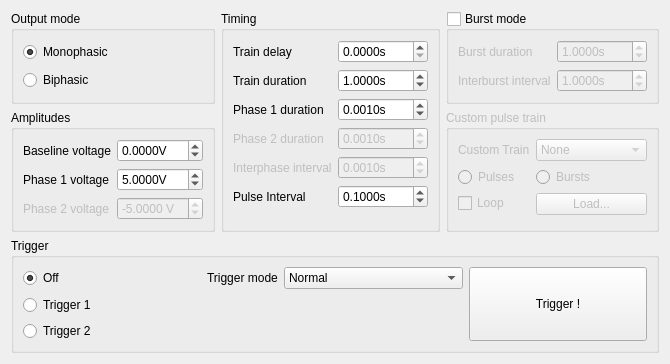
Old version of the form GUI/channelwidget.ui in the repository MarinManuel/PulsePalGUI.
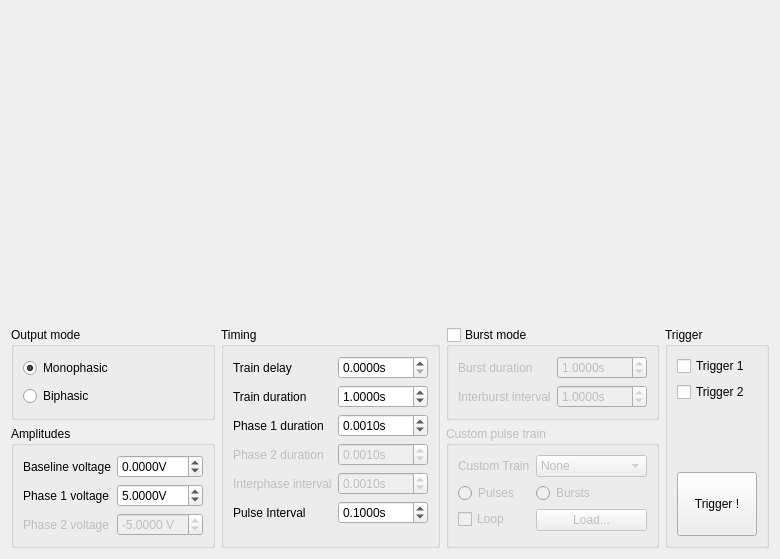
New version of the form. Icons and pictures are not drawn. Custom widgets are drawn as their Qt base class.

Diff of the .ui file:
```diff
--- a/GUI/channelwidget.ui
+++ b/GUI/channelwidget.ui
@@ -6,15 +6,15 @@
    <rect>
     <x>0</x>
     <y>0</y>
-    <width>596</width>
-    <height>323</height>
+    <width>697</width>
+    <height>524</height>
    </rect>
   </property>
   <property name="windowTitle">
    <string>Form</string>
   </property>
   <layout class="QGridLayout" name="gridLayout">
-   <item row="0" column="1" rowspan="2">
+   <item row="1" column="1" rowspan="2">
     <widget class="QGroupBox" name="groupBox_3">
      <property name="title">
       <string>Timing</string>
@@ -203,7 +203,7 @@
      </layout>
     </widget>
    </item>
-   <item row="0" column="2">
+   <item row="1" column="2">
     <widget class="QGroupBox" name="burstModeGroupBox">
      <property name="title">
       <string>Burst mode</string>
@@ -270,45 +270,13 @@
      </layout>
     </widget>
    </item>
-   <item row="3" column="0" colspan="3">
+   <item row="1" column="3" rowspan="2">
     <widget class="QGroupBox" name="groupBox_5">
      <property name="title">
       <string>Trigger</string>
      </property>
-     <layout class="QGridLayout" name="gridLayout_2" columnstretch="1,0,1,1">
-      <item row="0" column="1">
-       <widget class="QLabel" name="label_12">
-        <property name="text">
-         <string>Trigger mode</string>
-        </property>
-       </widget>
-      </item>
-      <item row="0" column="2">
-       <widget class="QComboBox" name="triggerModeComboBox">
-        <property name="currentText">
-         <string>Normal</string>
-        </property>
-        <property name="maxVisibleItems">
-         <number>3</number>
-        </property>
-        <item>
-         <property name="text">
-          <string>Normal</string>
-         </property>
-        </item>
-        <item>
-         <property name="text">
-          <string>Toggle</string>
-         </property>
-        </item>
-        <item>
-         <property name="text">
-          <string>Gated</string>
-         </property>
-        </item>
-       </widget>
-      </item>
-      <item row="0" column="3" rowspan="3">
+     <layout class="QGridLayout" name="gridLayout_2" columnstretch="1,0">
+      <item row="3" column="0">
        <widget class="QPushButton" name="softTriggerPushButton">
         <property name="sizePolicy">
          <sizepolicy hsizetype="Minimum" vsizetype="Expanding">
@@ -326,8 +294,8 @@
         </property>
        </widget>
       </item>
-      <item row="2" column="0">
-       <widget class="QRadioButton" name="trigger2RadioButton">
+      <item row="1" column="0">
+       <widget class="QCheckBox" name="trigger2CheckBox">
         <property name="text">
          <string>Trigger 2</string>
         </property>
@@ -336,8 +304,8 @@
         </attribute>
        </widget>
       </item>
-      <item row="1" column="0">
-       <widget class="QRadioButton" name="trigger1RadioButton">
+      <item row="0" column="0">
+       <widget class="QCheckBox" name="trigger1CheckBox">
         <property name="text">
          <string>Trigger 1</string>
         </property>
@@ -346,23 +314,23 @@
         </attribute>
        </widget>
       </item>
-      <item row="0" column="0">
-       <widget class="QRadioButton" name="triggerOffRadioButton">
-        <property name="text">
-         <string>Off</string>
+      <item row="2" column="0">
+       <spacer name="verticalSpacer">
+        <property name="orientation">
+         <enum>Qt::Vertical</enum>
         </property>
-        <property name="checked">
-         <bool>true</bool>
+        <property name="sizeHint" stdset="0">
+         <size>
+          <width>20</width>
+          <height>40</height>
+         </size>
         </property>
-        <attribute name="buttonGroup">
-         <string notr="true">triggerSourceButtonGroup</string>
-        </attribute>
-       </widget>
+       </spacer>
       </item>
      </layout>
     </widget>
    </item>
-   <item row="1" column="0">
+   <item row="2" column="0">
     <widget class="QGroupBox" name="amplitudesGroupBox">
      <property name="title">
       <string>Amplitudes</string>
@@ -467,39 +435,7 @@
      </layout>
     </widget>
    </item>
-   <item row="0" column="0">
-    <widget class="QGroupBox" name="outputModeGroupBox">
-     <property name="title">
-      <string>Output mode</string>
-     </property>
-     <layout class="QVBoxLayout" name="verticalLayout">
-      <item>
-       <widget class="QRadioButton" name="outputModeMonophasicRadioButton">
-        <property name="text">
-         <string>Monophasic</string>
-        </property>
-        <property name="checked">
-         <bool>true</bool>
-        </property>
-        <attribute name="buttonGroup">
-         <string notr="true">outputModeButtonGroup</string>
-        </attribute>
-       </widget>
-      </item>
-      <item>
-       <widget class="QRadioButton" name="outputModeBiphasicRadioButton">
-        <property name="text">
-         <string>Biphasic</string>
-        </property>
-        <attribute name="buttonGroup">
-         <string notr="true">outputModeButtonGroup</string>
-        </attribute>
-       </widget>
-      </item>
-     </layout>
-    </widget>
-   </item>
-   <item row="1" column="2">
+   <item row="2" column="2">
     <widget class="QGroupBox" name="customTrainGroupBox">
      <property name="enabled">
       <bool>false</bool>
@@ -580,6 +516,66 @@
      </layout>
     </widget>
    </item>
+   <item row="1" column="0">
+    <widget class="QGroupBox" name="outputModeGroupBox">
+     <property name="title">
+      <string>Output mode</string>
+     </property>
+     <layout class="QVBoxLayout" name="verticalLayout">
+      <item>
+       <widget class="QRadioButton" name="outputModeMonophasicRadioButton">
+        <property name="text">
+         <string>Monophasic</string>
+        </property>
+        <property name="checked">
+         <bool>true</bool>
+        </property>
+        <attribute name="buttonGroup">
+         <string notr="true">outputModeButtonGroup</string>
+        </attribute>
+       </widget>
+      </item>
+      <item>
+       <widget class="QRadioButton" name="outputModeBiphasicRadioButton">
+        <property name="text">
+         <string>Biphasic</string>
+        </property>
+        <attribute name="buttonGroup">
+         <string notr="true">outputModeButtonGroup</string>
+        </attribute>
+       </widget>
+      </item>
+     </layout>
+    </widget>
+   </item>
+   <item row="0" column="0" colspan="4">
+    <widget class="QLabel" name="schemaLabel">
+     <property name="sizePolicy">
+      <sizepolicy hsizetype="Fixed" vsizetype="Fixed">
+       <horstretch>0</horstretch>
+       <verstretch>0</verstretch>
+      </sizepolicy>
+     </property>
+     <property name="minimumSize">
+      <size>
+       <width>600</width>
+       <height>310</height>
+      </size>
+     </property>
+     <property name="maximumSize">
+      <size>
+       <width>600</width>
+       <height>310</height>
+      </size>
+     </property>
+     <property name="text">
+      <string/>
+     </property>
+     <property name="scaledContents">
+      <bool>true</bool>
+     </property>
+    </widget>
+   </item>
   </layout>
  </widget>
  <customwidgets>
```
Left out of the diff: 13 changed lines with no effect on the pictures.
